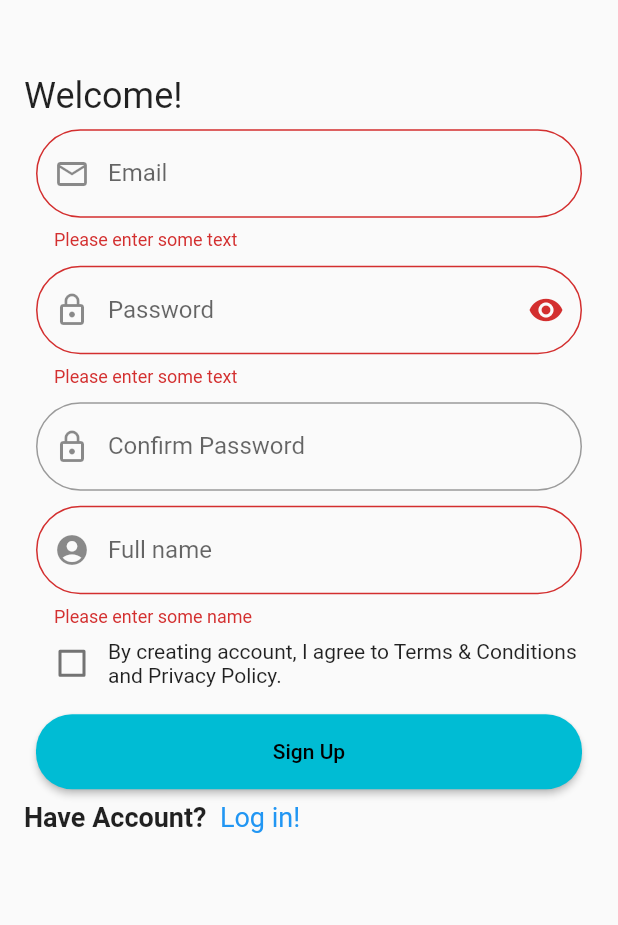
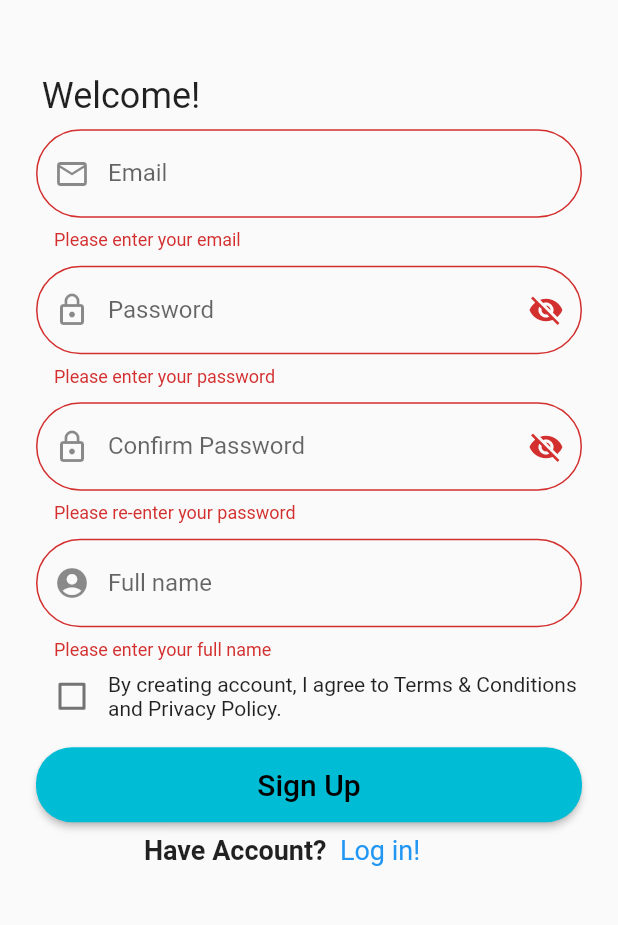
Before and after one commit to ahmad2009qqq/SMK_Millenial_Coding_2022, a Flutter app: the Signup screen opened directly, after a tap on "Sign Up", on a phone screen of 412 x 824 dp, the part 307-1232 px from its top. Run offline on Flutter 3.47's test engine with Material 2 defaults, Android fonts, the phone set to English and light mode, and no system bars; our stand-ins replace firebase_auth, firebase_core, image_picker; accounts and stored records are empty; project files that could hold a hidden picture were left out.

Commit message:
Message (commit on 'signup')

```diff
--- a/Codelab/flutter_auth/lib/signup.dart
+++ b/Codelab/flutter_auth/lib/signup.dart
@@ -25,7 +25,7 @@ class Signup extends StatelessWidget {
           ),
           SizedBox(height: 50),
           Text(
-            'Welcome!',
+            '  Welcome!',
             style: TextStyle(fontSize: 24),
           ),
           Padding(
@@ -39,7 +39,7 @@ class Signup extends StatelessWidget {
                 Container(
                   child: Row(
                     children: <Widget>[
-                      SizedBox(width: 0),
+                      SizedBox(width: 80),
                       Text('Have Account? ',
                           style: TextStyle(
                               fontWeight: FontWeight.bold, fontSize: 18)),
@@ -86,19 +86,24 @@ class SignupForm extends StatefulWidget {
 
 class _SignupFormState extends State<SignupForm> {
   final _formKey = GlobalKey<FormState>();
+
   String? email;
   String? password;
   String? name;
-  bool _obscureText = false;
+
+  bool _obscureText = false; //show entered passwod for the user to read
+
   bool agree = false;
   final pass = new TextEditingController();
   @override
   Widget build(BuildContext context) {
-    var border = OutlineInputBorder(
+    // initiate border for password icon
+    var _border = OutlineInputBorder(
       borderRadius: BorderRadius.all(
         const Radius.circular(100.0),
       ),
     );
+
     var space = SizedBox(height: 10);
     return Form(
       key: _formKey,
@@ -110,10 +115,10 @@ class _SignupFormState extends State<SignupForm> {
             decoration: InputDecoration(
                 prefixIcon: Icon(Icons.email_outlined),
                 labelText: 'Email',
-                border: border),
+                border: _border),
             validator: (value) {
               if (value!.isEmpty) {
-                return 'Please enter some text';
+                return 'Please enter your email';
               }
               return null;
             },
@@ -126,28 +131,30 @@ class _SignupFormState extends State<SignupForm> {
 // password
           TextFormField(
             controller: pass,
+            obscureText: !_obscureText,
             decoration: InputDecoration(
               labelText: 'Password',
               prefixIcon: Icon(Icons.lock_outline),
-              border: border,
+              border: _border,
               suffixIcon: GestureDetector(
+                child: Icon(
+                  _obscureText ? Icons.visibility : Icons.visibility_off,
+                ),
                 onTap: () {
                   setState(() {
                     _obscureText = !_obscureText;
                   });
                 },
-                child: Icon(
-                  _obscureText ? Icons.visibility_off : Icons.visibility,
-                ),
               ),
             ),
             onSaved: (val) {
               password = val;
             },
-            obscureText: !_obscureText,
             validator: (value) {
               if (value!.isEmpty) {
-                return 'Please enter some text';
+                return 'Please enter your password';
+              } else if (value.length < 6) {
+                return 'Password to short';
               }
               return null;
             },
@@ -158,12 +165,27 @@ class _SignupFormState extends State<SignupForm> {
             decoration: InputDecoration(
               labelText: 'Confirm Password',
               prefixIcon: Icon(Icons.lock_outline),
-              border: border,
+              border: _border,
+              suffixIcon: GestureDetector(
+                child: Icon(
+                  _obscureText ? Icons.visibility : Icons.visibility_off,
+                ),
+                onTap: () {
+                  setState(() {
+                    _obscureText = !_obscureText;
+                  });
+                },
+              ),
             ),
-            obscureText: true,
+            // obscureText: true,
+
             validator: (value) {
-              if (value != pass.text) {
+              if (value!.isEmpty) {
+                return 'Please re-enter your password';
+              } else if (value != pass.text) {
                 return 'password not match';
+              } else if (value.length < 6) {
+                return 'Password to short';
               }
               return null;
             },
@@ -174,14 +196,14 @@ class _SignupFormState extends State<SignupForm> {
             decoration: InputDecoration(
               labelText: 'Full name',
               prefixIcon: Icon(Icons.account_circle),
-              border: border,
+              border: _border,
             ),
             onSaved: (val) {
               name = val;
             },
             validator: (value) {
               if (value!.isEmpty) {
-                return 'Please enter some name';
+                return 'Please enter your full name';
               }
               return null;
             },
@@ -233,7 +255,10 @@ class _SignupFormState extends State<SignupForm> {
               style: ElevatedButton.styleFrom(
                   shape: RoundedRectangleBorder(
                       borderRadius: BorderRadius.all(Radius.circular(24.0)))),
-              child: Text('Sign Up'),
+              child: Text(
+                'Sign Up',
+                style: TextStyle(fontSize: 20),
+              ),
             ),
           ),
         ],
--- a/Codelab/flutter_auth/pubspec.yaml
+++ b/Codelab/flutter_auth/pubspec.yaml
@@ -63,6 +63,7 @@ flutter:
   # To add assets to your application, add an assets section, like this:
   assets:
     - assets/logo-utter-academy.png
+    - assets/logo-utter.jpeg
   #   - images/a_dot_ham.jpeg
 
   # An image asset can refer to one or more resolution-specific "variants", see
```
Also changed, not shown: Codelab/flutter_auth/lib/login.dart (+19 -18 lines).
